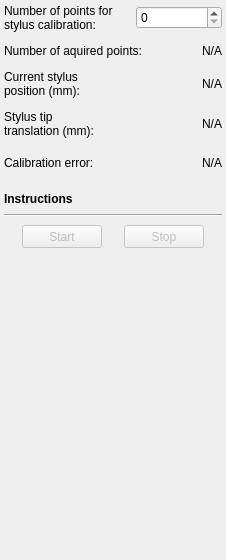
The window that PlusApp/fCal/Toolboxes/StylusCalibrationToolbox.ui (PlusToolkit/PlusApp) describes before a commit, drawn with Qt 5.
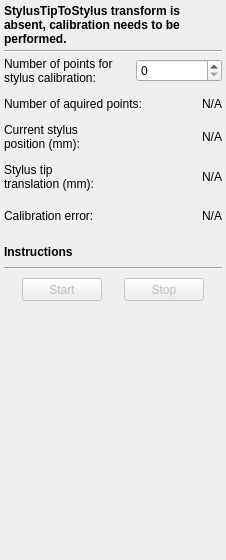
The same window after the commit.

Commit message: Test #539; Re #511: StylusCalibrationToolbox and PhantomRegistrationToolbox indicates calibration state; DisplayableObjects are deleted when disconnecting; Error log entries prevented when there is no error

Patch:
```diff
--- a/PlusApp/fCal/Toolboxes/StylusCalibrationToolbox.ui
+++ b/PlusApp/fCal/Toolboxes/StylusCalibrationToolbox.ui
@@ -38,6 +38,29 @@
    <property name="margin">
     <number>4</number>
    </property>
+   <item>
+    <widget class="QLabel" name="label_CalibrationState">
+     <property name="font">
+      <font>
+       <weight>75</weight>
+       <bold>true</bold>
+      </font>
+     </property>
+     <property name="text">
+      <string>StylusTipToStylus transform is absent, calibration needs to be performed.</string>
+     </property>
+     <property name="wordWrap">
+      <bool>true</bool>
+     </property>
+    </widget>
+   </item>
+   <item>
+    <widget class="Line" name="line_2">
+     <property name="orientation">
+      <enum>Qt::Horizontal</enum>
+     </property>
+    </widget>
+   </item>
    <item>
     <layout class="QHBoxLayout" name="horizontalLayout_7">
      <item>
```
The commit also changes 11 other files.
